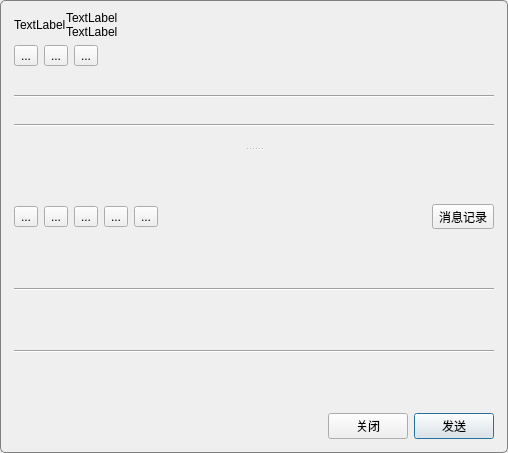
Old version of the form qqfriendchatdlg.ui in the repository zhanlangsir/Qtqq.
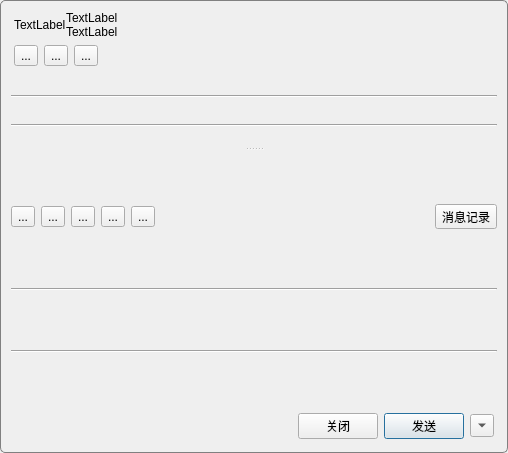
New version of the form. Icons and pictures are not drawn.

Diff of the .ui file:
```diff
--- a/qqfriendchatdlg.ui
+++ b/qqfriendchatdlg.ui
@@ -110,7 +110,7 @@
     </layout>
    </item>
    <item>
-    <widget class="QSplitter" name="splitter">
+    <widget class="QSplitter" name="splitter_">
      <property name="styleSheet">
       <string notr="true">QSplitter#splitter{
 margin:0 3 0 3;
@@ -271,6 +271,19 @@
        </property>
       </widget>
      </item>
+     <item>
+      <widget class="QToolButton" name="tb_send_type_">
+       <property name="text">
+        <string/>
+       </property>
+       <property name="popupMode">
+        <enum>QToolButton::InstantPopup</enum>
+       </property>
+       <property name="arrowType">
+        <enum>Qt::DownArrow</enum>
+       </property>
+      </widget>
+     </item>
     </layout>
    </item>
   </layout>
```
